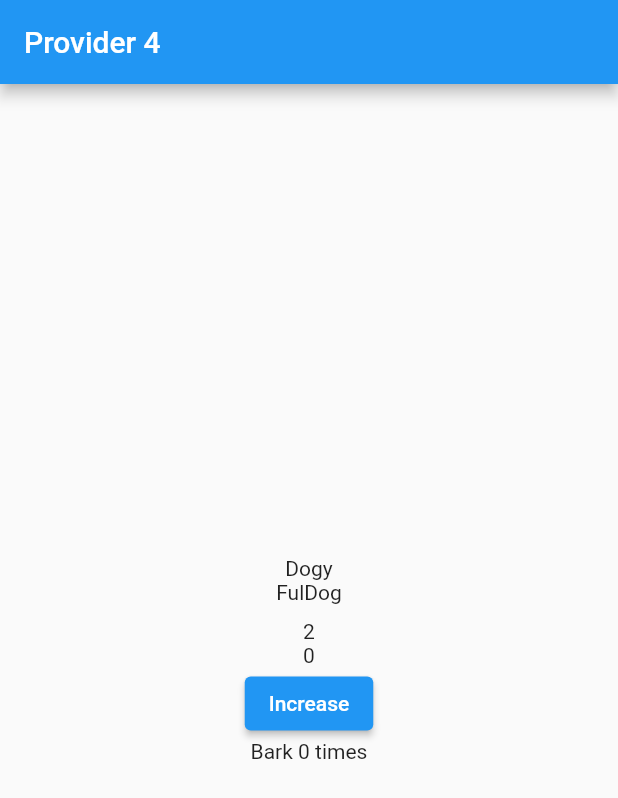
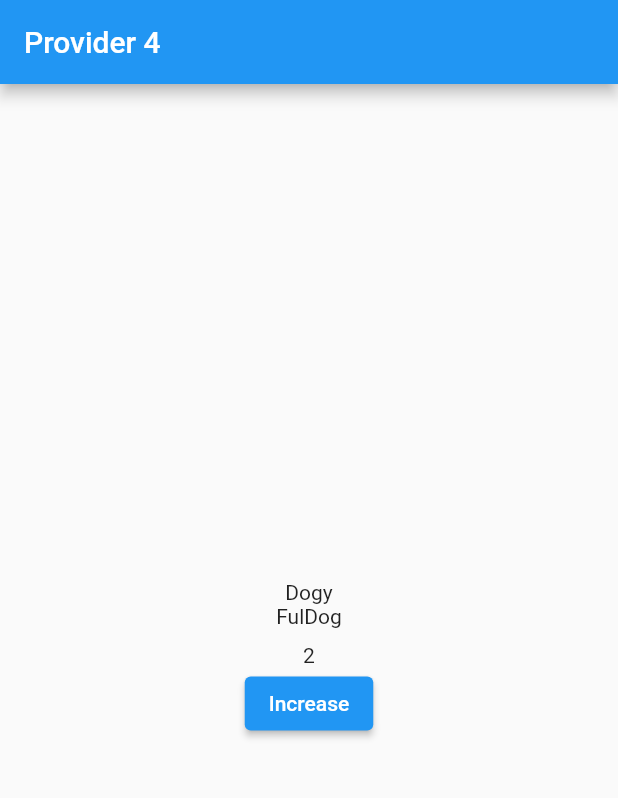
Before and after one commit to chandra-deb/learning_provider, a Flutter app: the first screen one second after launch, on a phone screen of 412 x 824 dp. Shown: the top 798 px of the screen. Run offline on Flutter 3.47's test engine with Material 2 defaults, Android fonts, the phone set to English and light mode, and no system bars.

Commit message:
change main tpov4

```diff
--- a/lib/main.dart
+++ b/lib/main.dart
@@ -3,7 +3,6 @@
 import 'dart:developer';
 
 import 'package:flutter/material.dart';
-import 'package:learning_provider/babies.dart';
 import 'package:provider/provider.dart';
 
 import 'dog.dart';
@@ -24,28 +23,8 @@ class App extends StatelessWidget {
 
   @override
   Widget build(BuildContext context) {
-    return MultiProvider(
-      providers: [
-        ChangeNotifierProvider<Dog>(
-          create: (context) => Dog(name: 'Dogy', breed: 'FulDog', age: 2),
-        ),
-        FutureProvider(
-          create: (context) {
-            final int dogAge = context.read<Dog>().age;
-            final babies = Babies(age: dogAge);
-            return babies.getBabies();
-          },
-          initialData: 0,
-        ),
-        StreamProvider<String>(
-          create: (context) {
-            final int dogAge = context.read<Dog>().age;
-            final babies = Babies(age: dogAge * 2);
-            return babies.bark();
-          },
-          initialData: 'Bark 0 times',
-        )
-      ],
+    return ChangeNotifierProvider<Dog>(
+      create: (context) => Dog(name: 'Dogy', breed: 'FulDog', age: 2),
       child: const HomePage(),
     );
   }
@@ -99,25 +78,13 @@ class Age extends StatelessWidget {
 
   @override
   Widget build(BuildContext context) {
-    log('Age Rebuilt');
     return Column(
       children: [
         Text(context.select<Dog, int>((dog) => dog.age).toString()),
-        Consumer<int>(
-          builder: (context, intVal, child) {
-            return Text(intVal.toString());
-          },
-        ),
-        // (
-        //   builder: (context) {
-        //     return Text('Babies Age : ${context.watch<int>()}');
-        //   }
-        // ),
         ElevatedButton(
           onPressed: context.read<Dog>().grow,
           child: const Text('Increase'),
-        ),
-        Text(context.watch<String>())
+        )
       ],
     );
   }
```
